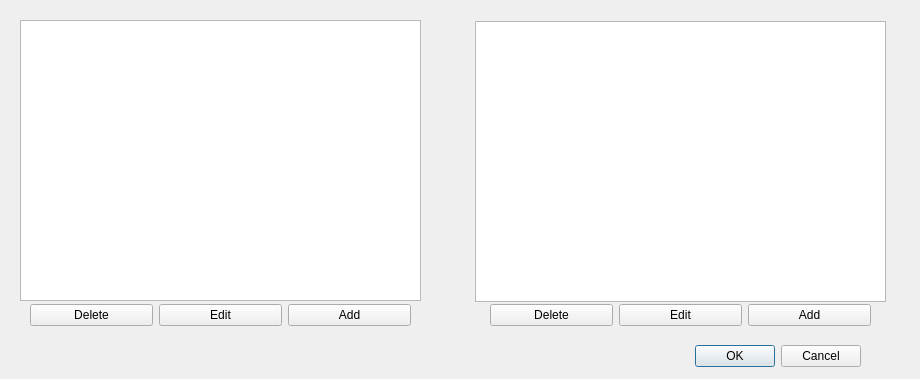
Qt form ChangeStuffDialog.ui (garbagepatch/PythonApp) before a commit.
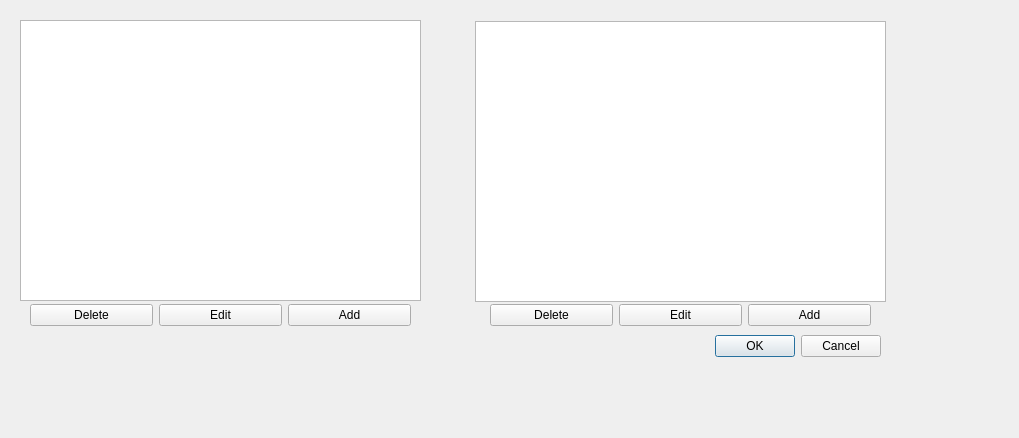
The same form after that commit.

Patch:
```diff
--- a/ChangeStuffDialog.ui
+++ b/ChangeStuffDialog.ui
@@ -6,8 +6,8 @@
    <rect>
     <x>0</x>
     <y>0</y>
-    <width>920</width>
-    <height>379</height>
+    <width>1019</width>
+    <height>438</height>
    </rect>
   </property>
   <property name="windowTitle">
@@ -16,8 +16,8 @@
   <widget class="QDialogButtonBox" name="buttonBox">
    <property name="geometry">
     <rect>
-     <x>520</x>
-     <y>340</y>
+     <x>540</x>
+     <y>330</y>
      <width>341</width>
      <height>32</height>
     </rect>
```
Left out of the diff: 6 changed lines with no effect on the pictures.
